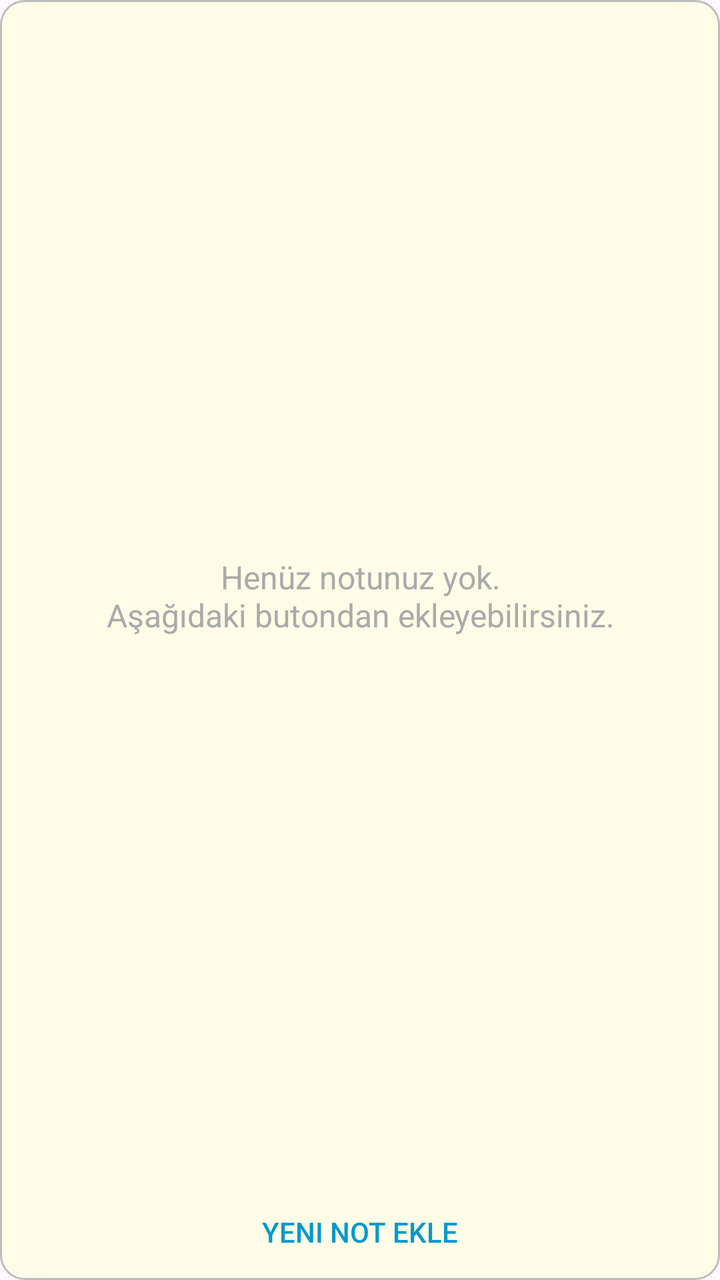
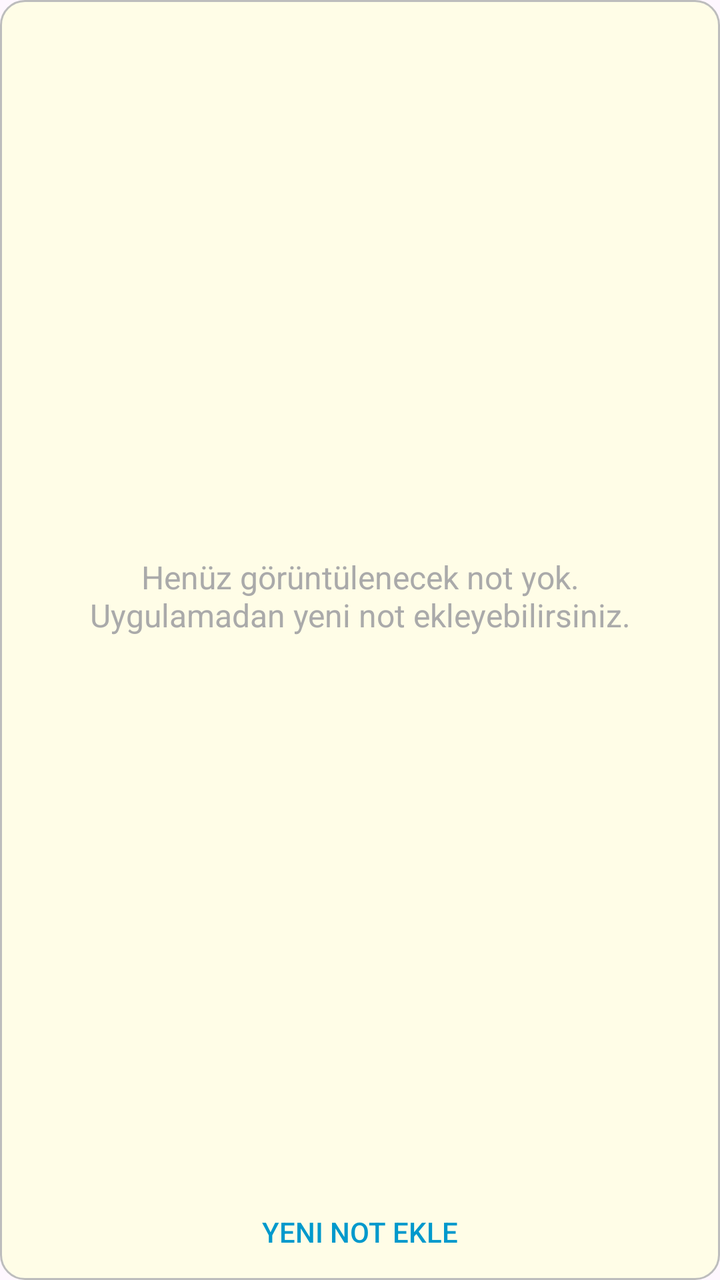

Screens rendered from an Android XML layout before and after an edit, with the pre-edit source and the edit as a unified diff.
<!-- AndroidManifest.xml: application theme Theme.AcilNotUygulamasi -->
<!-- res/layout/note_widget_layout.xml -->
<?xml version="1.0" encoding="utf-8"?>
<LinearLayout xmlns:android="http://schemas.android.com/apk/res/android"
    android:id="@+id/widget_container_layout"
    android:layout_width="match_parent"
    android:layout_height="match_parent"
    android:orientation="vertical"
    android:paddingTop="8dp"
    android:background="@drawable/widget_background">

    <FrameLayout
        android:layout_width="match_parent"
        android:layout_height="0dp"
        android:layout_weight="1">

        <ListView
            android:id="@+id/lv_widget_notes"
            android:layout_width="match_parent"
            android:layout_height="match_parent"
            android:divider="@null"
            android:paddingHorizontal="8dp"
            android:dividerHeight="0dp" />

        <TextView
            android:id="@+id/tv_widget_empty"
            android:layout_width="match_parent"
            android:layout_height="match_parent"
            android:gravity="center"
            android:padding="16dp"
            android:text="Henüz notunuz yok.\nAşağıdaki butondan ekleyebilirsiniz."
            android:textColor="@android:color/darker_gray"
            android:textSize="16sp" />

    </FrameLayout>

    <Button
        android:id="@+id/btn_widget_new"
        style="?android:attr/borderlessButtonStyle"
        android:layout_width="match_parent"
        android:layout_height="wrap_content"
        android:layout_gravity="center_horizontal"
        android:text="Yeni Not Ekle"
        android:textColor="@android:color/holo_blue_dark"
        android:layout_marginTop="4dp"/>

</LinearLayout>
<!-- resources referenced by this layout -->
<resources>
  <!-- drawable widget_background (drawable) -->
  <?xml version="1.0" encoding="utf-8"?>
  <shape xmlns:android="http://schemas.android.com/apk/res/android">
      <solid android:color="#FFFDE7" /> <corners android:radius="12dp" />
      <stroke android:width="1dp" android:color="#BDBDBD" />
  </shape>
  <style name="Theme.AcilNotUygulamasi" parent="Base.Theme.AcilNotUygulamasi" />
  <style name="Base.Theme.AcilNotUygulamasi" parent="Theme.Material3.DayNight.NoActionBar">
          <item name="colorPrimary">@color/my_light_primary</item>
          <item name="colorOnPrimary">@color/white</item>
          <item name="android:textColorPrimary">@color/black</item>
          <item name="android:textColor">@color/black</item>
          <item name="android:textColorSecondary">@android:color/darker_gray</item>
          <item name="colorControlNormal">@color/black</item>
          <item name="android:textColorPrimaryInverse">@color/black</item>
          <item name="android:textColorSecondaryInverse">@color/black</item>
  
          <item name="android:windowLightStatusBar">true</item>
  
          <item name="floatingActionButtonBackground">@color/my_light_primary</item>
          <item name="floatingActionButtonIconTint">@color/white</item>
          <item name="infoButtonTint">@color/my_light_primary</item>
          <item name="passwordCheckIconTint">@color/my_light_primary</item>
          <item name="destructiveButtonColor">@color/my_light_primary</item>
          <item name="noteInfoButtonTint">@color/my_light_primary</item>
      </style>
  <color name="my_light_primary">#660033</color>
  <color name="white">#FFFFFFFF</color>
  <color name="black">#FF000000</color>
</resources>

<!-- the commit's change to res/layout/note_widget_layout.xml (unified diff, before → after) -->
@@ -26,7 +26,7 @@
             android:layout_height="match_parent"
             android:gravity="center"
             android:padding="16dp"
-            android:text="Henüz notunuz yok.\nAşağıdaki butondan ekleyebilirsiniz."
+            android:text="@string/widget_empty_view_text"
             android:textColor="@android:color/darker_gray"
             android:textSize="16sp" />
 
<!-- resource entries referenced after the edit -->
@@ -6,6 +6,7 @@
       <solid android:color="#FFFDE7" /> <corners android:radius="12dp" />
       <stroke android:width="1dp" android:color="#BDBDBD" />
   </shape>
+  <string name="widget_empty_view_text">Henüz görüntülenecek not yok.\nUygulamadan yeni not ekleyebilirsiniz.</string>
   <style name="Theme.AcilNotUygulamasi" parent="Base.Theme.AcilNotUygulamasi" />
   <style name="Base.Theme.AcilNotUygulamasi" parent="Theme.Material3.DayNight.NoActionBar">
           <item name="colorPrimary">@color/my_light_primary</item>
